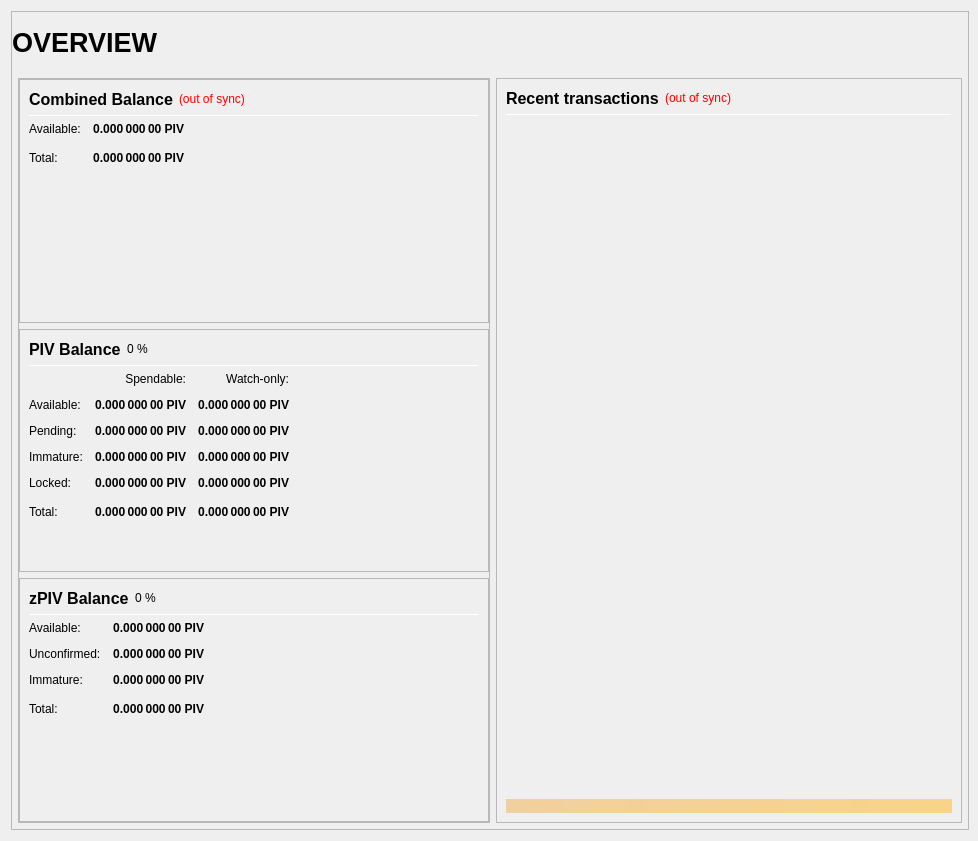
Old version of the form src/qt/forms/overviewpage.ui in the repository cryptocrowd-xcrc/core-wallet.
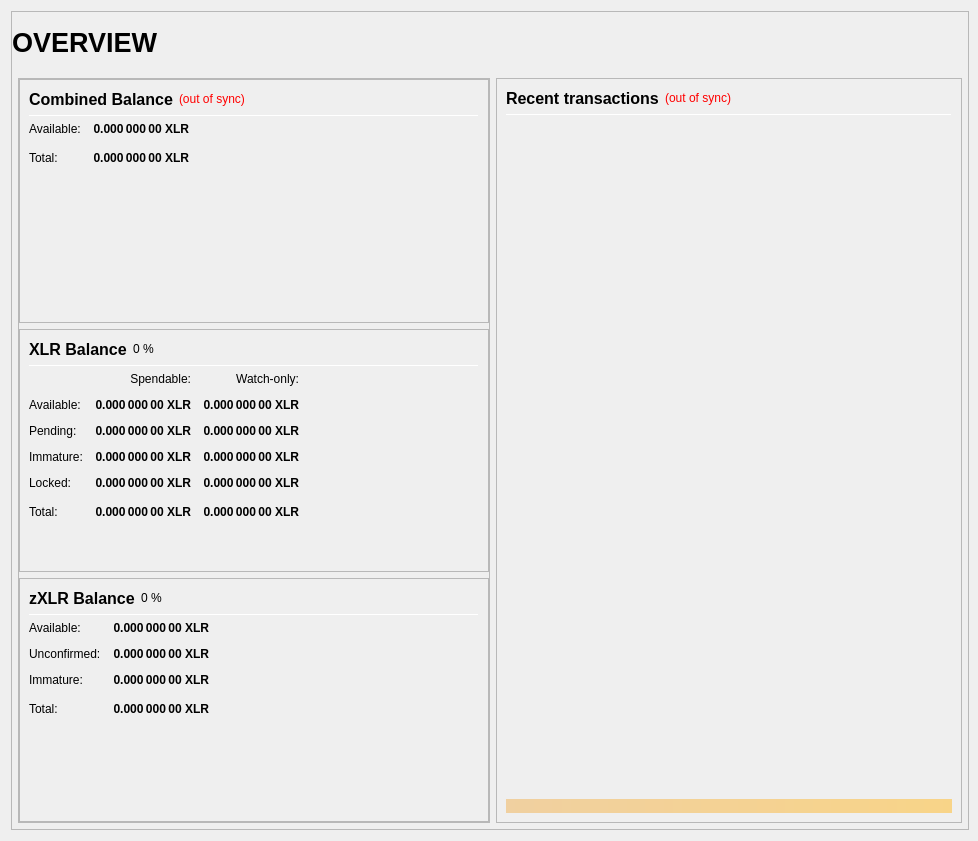
New version of the form.

Diff of the .ui file:
```diff
--- a/src/qt/forms/overviewpage.ui
+++ b/src/qt/forms/overviewpage.ui
@@ -333,7 +333,7 @@
                           <string>Your current spendable balance</string>
                          </property>
                          <property name="text">
-                          <string notr="true">0.000 000 00 PIV</string>
+                          <string notr="true">0.000 000 00 XLR</string>
                          </property>
                          <property name="alignment">
                           <set>Qt::AlignRight|Qt::AlignTrailing|Qt::AlignVCenter</set>
@@ -365,7 +365,7 @@
                           <string>Total Balance, including all unavailable coins.</string>
                          </property>
                          <property name="text">
-                          <string notr="true">0.000 000 00 PIV</string>
+                          <string notr="true">0.000 000 00 XLR</string>
                          </property>
                          <property name="alignment">
                           <set>Qt::AlignRight|Qt::AlignTrailing|Qt::AlignVCenter</set>
@@ -433,7 +433,7 @@
                           </font>
                          </property>
                          <property name="text">
-                          <string>PIV Balance</string>
+                          <string>XLR Balance</string>
                          </property>
                         </widget>
                        </item>
@@ -525,7 +525,7 @@
                           <string>Your current spendable balance</string>
                          </property>
                          <property name="text">
-                          <string notr="true">0.000 000 00 PIV</string>
+                          <string notr="true">0.000 000 00 XLR</string>
                          </property>
                          <property name="alignment">
                           <set>Qt::AlignRight|Qt::AlignTrailing|Qt::AlignVCenter</set>
@@ -550,7 +550,7 @@
                           <string>Your current balance in watch-only addresses</string>
                          </property>
                          <property name="text">
-                          <string notr="true">0.000 000 00 PIV</string>
+                          <string notr="true">0.000 000 00 XLR</string>
                          </property>
                          <property name="alignment">
                           <set>Qt::AlignRight|Qt::AlignTrailing|Qt::AlignVCenter</set>
@@ -582,7 +582,7 @@
                           <string>Total of transactions that have yet to be confirmed, and do not yet count toward the spendable balance</string>
                          </property>
                          <property name="text">
-                          <string notr="true">0.000 000 00 PIV</string>
+                          <string notr="true">0.000 000 00 XLR</string>
                          </property>
                          <property name="alignment">
                           <set>Qt::AlignRight|Qt::AlignTrailing|Qt::AlignVCenter</set>
@@ -607,7 +607,7 @@
                           <string>Unconfirmed transactions to watch-only addresses</string>
                          </property>
                          <property name="text">
-                          <string notr="true">0.000 000 00 PIV</string>
+                          <string notr="true">0.000 000 00 XLR</string>
                          </property>
                          <property name="alignment">
                           <set>Qt::AlignRight|Qt::AlignTrailing|Qt::AlignVCenter</set>
@@ -639,7 +639,7 @@
                           <string>Staked or masternode rewards that has not yet matured</string>
                          </property>
                          <property name="text">
-                          <string notr="true">0.000 000 00 PIV</string>
+                          <string notr="true">0.000 000 00 XLR</string>
                          </property>
                          <property name="alignment">
                           <set>Qt::AlignRight|Qt::AlignTrailing|Qt::AlignVCenter</set>
@@ -664,7 +664,7 @@
                           <string>Staked or masternode rewards in watch-only addresses that has not yet matured</string>
                          </property>
                          <property name="text">
-                          <string notr="true">0.000 000 00 PIV</string>
+                          <string notr="true">0.000 000 00 XLR</string>
                          </property>
                          <property name="alignment">
                           <set>Qt::AlignRight|Qt::AlignTrailing|Qt::AlignVCenter</set>
@@ -699,7 +699,7 @@
                           <string>Locked PIV or Masternode collaterals. These are excluded from zPIV minting.</string>
                          </property>
                          <property name="text">
-                          <string notr="true">0.000 000 00 PIV</string>
+                          <string notr="true">0.000 000 00 XLR</string>
                          </property>
                          <property name="alignment">
                           <set>Qt::AlignRight|Qt::AlignTrailing|Qt::AlignVCenter</set>
@@ -724,7 +724,7 @@
                           <string>Current locked balance in watch-only addresses</string>
                          </property>
                          <property name="text">
-                          <string notr="true">0.000 000 00 PIV</string>
+                          <string notr="true">0.000 000 00 XLR</string>
                          </property>
                          <property name="alignment">
                           <set>Qt::AlignRight|Qt::AlignTrailing|Qt::AlignVCenter</set>
@@ -759,7 +759,7 @@
                           <string>Your current PIVX balance, unconfirmed and immature transactions included</string>
                          </property>
                          <property name="text">
-                          <string notr="true">0.000 000 00 PIV</string>
+                          <string notr="true">0.000 000 00 XLR</string>
                          </property>
                          <property name="alignment">
                           <set>Qt::AlignRight|Qt::AlignTrailing|Qt::AlignVCenter</set>
@@ -784,7 +784,7 @@
                           <string>Current total balance in watch-only addresses</string>
                          </property>
                          <property name="text">
-                          <string notr="true">0.000 000 00 PIV</string>
+                          <string notr="true">0.000 000 00 XLR</string>
                          </property>
                          <property name="alignment">
                           <set>Qt::AlignRight|Qt::AlignTrailing|Qt::AlignVCenter</set>
@@ -852,7 +852,7 @@
                           </font>
                          </property>
                          <property name="text">
-                          <string>zPIV Balance</string>
+                          <string>zXLR Balance</string>
                          </property>
                         </widget>
                        </item>
@@ -926,7 +926,7 @@
 These zPIV are spendable.</string>
                          </property>
                          <property name="text">
-                          <string notr="true">0.000 000 00 PIV</string>
+                          <string notr="true">0.000 000 00 XLR</string>
                          </property>
                          <property name="alignment">
                           <set>Qt::AlignRight|Qt::AlignTrailing|Qt::AlignVCenter</set>
@@ -957,7 +957,7 @@
 Immature: confirmed, but less than 1 mint of the same denomination after it was minted</string>
                          </property>
                          <property name="text">
-                          <string notr="true">0.000 000 00 PIV</string>
+                          <string notr="true">0.000 000 00 XLR</string>
                          </property>
                          <property name="alignment">
                           <set>Qt::AlignRight|Qt::AlignTrailing|Qt::AlignVCenter</set>
@@ -988,7 +988,7 @@
 Immature: confirmed, but less than 1 mint of the same denomination after it was minted</string>
                          </property>
                          <property name="text">
-                          <string notr="true">0.000 000 00 PIV</string>
+                          <string notr="true">0.000 000 00 XLR</string>
                          </property>
                          <property name="alignment">
                           <set>Qt::AlignRight|Qt::AlignTrailing|Qt::AlignVCenter</set>
@@ -1020,7 +1020,7 @@
                           <string>Your current zPIV balance, unconfirmed and immature zPIV included.</string>
                          </property>
                          <property name="text">
-                          <string notr="true">0.000 000 00 PIV</string>
+                          <string notr="true">0.000 000 00 XLR</string>
                          </property>
                          <property name="alignment">
                           <set>Qt::AlignRight|Qt::AlignTrailing|Qt::AlignVCenter</set>
```
Left out of the diff: 24 changed lines with no effect on the pictures.
